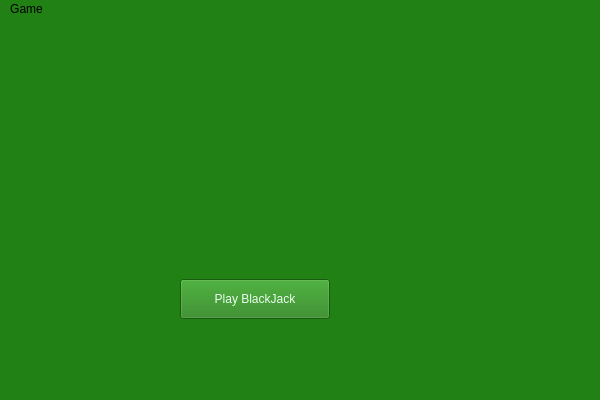
Old version of the form mainwindow.ui in the repository jasonpliszak/BlackJackGame_EC327.
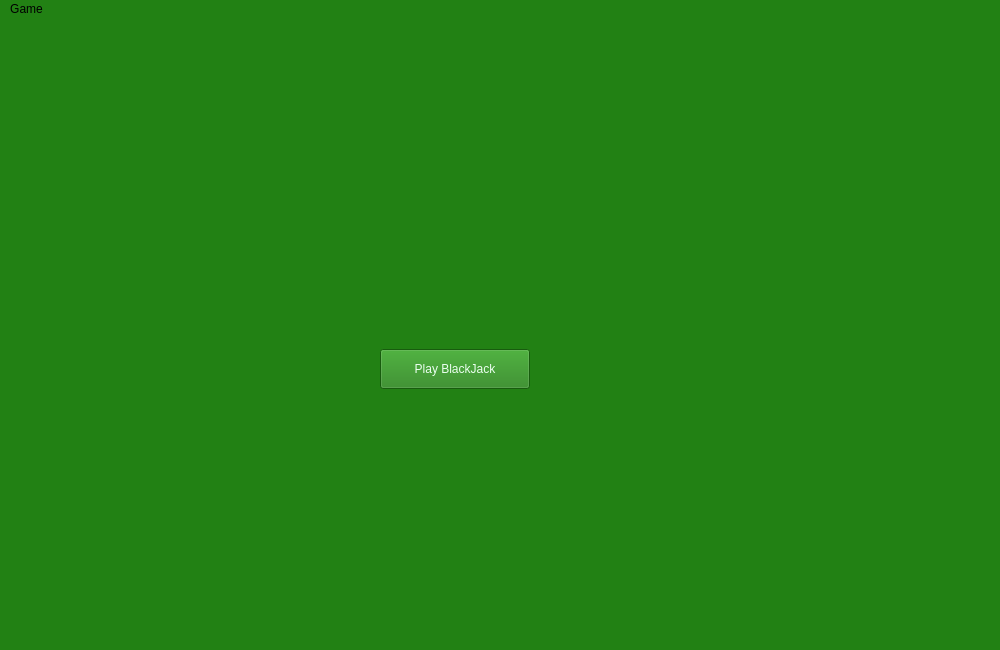
New version of the form.

What changed in the file:
```diff
--- a/mainwindow.ui
+++ b/mainwindow.ui
@@ -6,8 +6,8 @@
    <rect>
     <x>0</x>
     <y>0</y>
-    <width>600</width>
-    <height>400</height>
+    <width>1000</width>
+    <height>650</height>
    </rect>
   </property>
   <property name="windowTitle">
@@ -20,8 +20,8 @@
    <widget class="QPushButton" name="play_button">
     <property name="geometry">
      <rect>
-      <x>180</x>
-      <y>260</y>
+      <x>380</x>
+      <y>330</y>
       <width>150</width>
       <height>40</height>
      </rect>
@@ -39,7 +39,7 @@
     <rect>
      <x>0</x>
      <y>0</y>
-     <width>600</width>
+     <width>1000</width>
      <height>37</height>
     </rect>
    </property>
```
